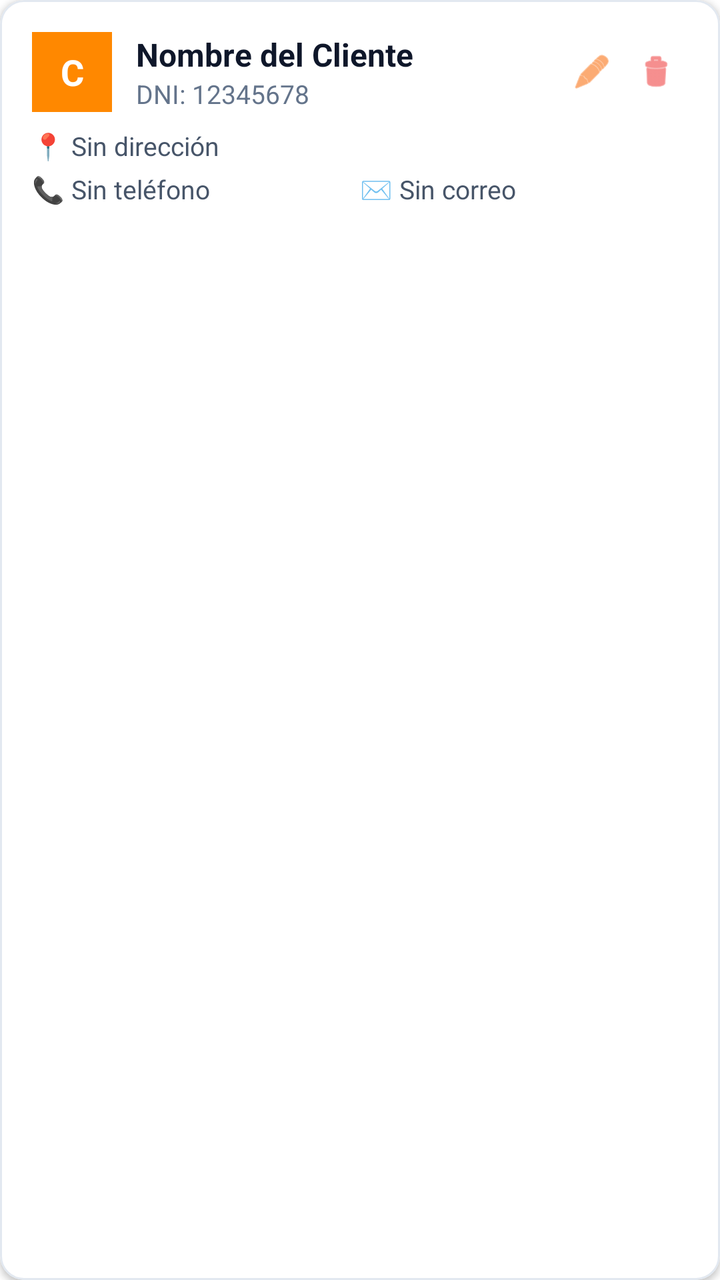
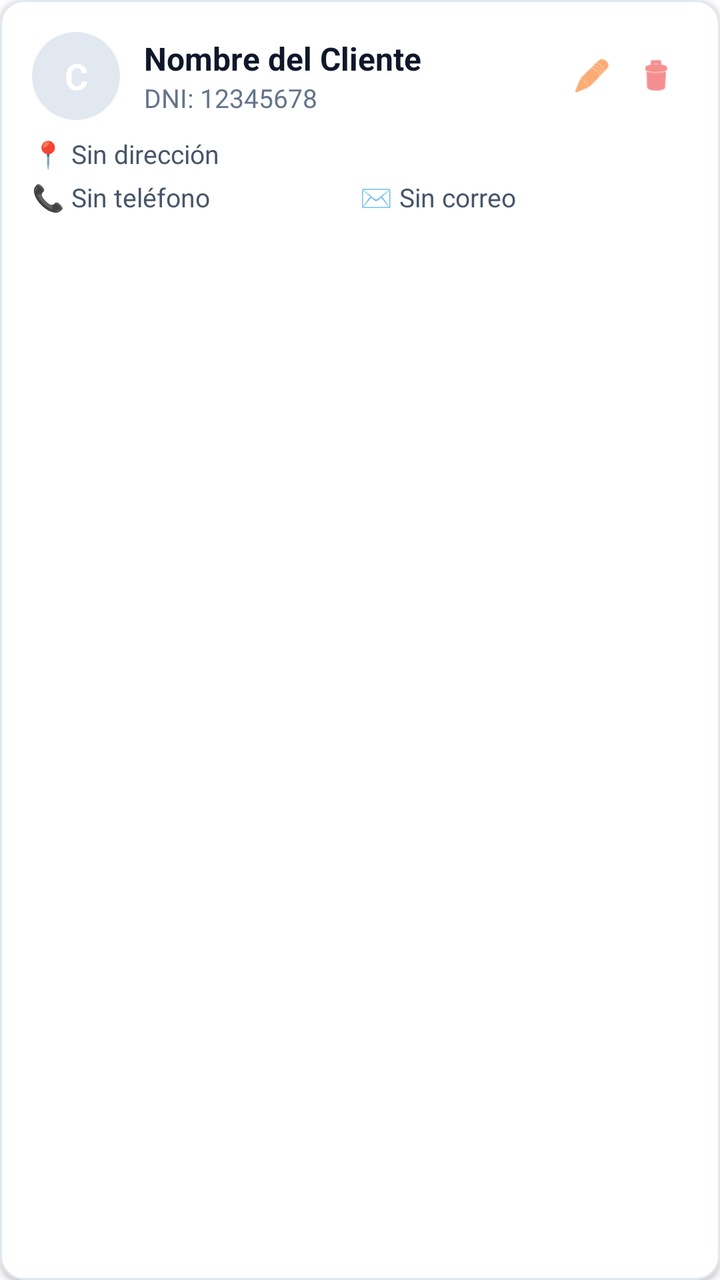

The first picture is an Android layout as it rendered before a commit; the second is the same layout after the commit. The layout source and the unified diff follow.
<!-- AndroidManifest.xml: application theme Theme.MaterialComponents.Light.NoActionBar -->
<!-- res/layout/item_cliente.xml -->
<?xml version="1.0" encoding="utf-8"?>
<com.google.android.material.card.MaterialCardView xmlns:android="http://schemas.android.com/apk/res/android"
    xmlns:app="http://schemas.android.com/apk/res-auto"
    android:layout_width="match_parent"
    android:layout_height="wrap_content"
    android:layout_marginHorizontal="16dp"
    android:layout_marginVertical="6dp"
    app:cardCornerRadius="12dp"
    app:cardElevation="2dp"
    app:strokeColor="#E2E8F0"
    app:strokeWidth="1dp">

    <LinearLayout
        android:layout_width="match_parent"
        android:layout_height="wrap_content"
        android:orientation="vertical"
        android:padding="16dp">

        
        <LinearLayout
            android:layout_width="match_parent"
            android:layout_height="wrap_content"
            android:gravity="center_vertical"
            android:orientation="horizontal">

            <TextView
                android:id="@+id/tvAvatarInicial"
                android:layout_width="40dp"
                android:layout_height="40dp"
                android:background="@android:color/holo_orange_dark"
                android:gravity="center"
                android:text="C"
                android:textColor="@color/white"
                android:textSize="18sp"
                android:textStyle="bold" />

            <LinearLayout
                android:layout_width="0dp"
                android:layout_height="wrap_content"
                android:layout_marginStart="12dp"
                android:layout_weight="1"
                android:orientation="vertical">

                <TextView
                    android:id="@+id/tvNombreCompleto"
                    android:layout_width="wrap_content"
                    android:layout_height="wrap_content"
                    android:text="Nombre del Cliente"
                    android:textColor="#0F172A"
                    android:textSize="16sp"
                    android:textStyle="bold" />

                <TextView
                    android:id="@+id/tvDni"
                    android:layout_width="wrap_content"
                    android:layout_height="wrap_content"
                    android:text="DNI: 12345678"
                    android:textColor="#64748B"
                    android:textSize="13sp" />
            </LinearLayout>

            <ImageView
                android:id="@+id/btnEditar"
                android:layout_width="32dp"
                android:layout_height="32dp"
                android:background="?attr/selectableItemBackgroundBorderless"
                android:padding="6dp"
                android:src="@android:drawable/ic_menu_edit"
                app:tint="#F97316" />

            <ImageView
                android:id="@+id/btnEliminar"
                android:layout_width="32dp"
                android:layout_height="32dp"
                android:background="?attr/selectableItemBackgroundBorderless"
                android:padding="6dp"
                android:src="@android:drawable/ic_menu_delete"
                app:tint="#EF4444" />
        </LinearLayout>

        
        <TextView
            android:id="@+id/tvDireccion"
            android:layout_width="wrap_content"
            android:layout_height="wrap_content"
            android:layout_marginTop="8dp"
            android:text="📍 Sin dirección"
            android:textColor="#475569"
            android:textSize="13sp" />

        <LinearLayout
            android:layout_width="match_parent"
            android:layout_height="wrap_content"
            android:layout_marginTop="4dp"
            android:orientation="horizontal">

            <TextView
                android:id="@+id/tvTelefono"
                android:layout_width="0dp"
                android:layout_height="wrap_content"
                android:layout_weight="1"
                android:text="📞 Sin teléfono"
                android:textColor="#475569"
                android:textSize="13sp" />

            <TextView
                android:id="@+id/tvEmail"
                android:layout_width="0dp"
                android:layout_height="wrap_content"
                android:layout_weight="1"
                android:text="✉️ Sin correo"
                android:textColor="#475569"
                android:textSize="13sp" />
        </LinearLayout>

    </LinearLayout>
</com.google.android.material.card.MaterialCardView>
<!-- resources referenced by this layout -->
<resources>
  <color name="white">#FFFFFFFF</color>
</resources>

<!-- the commit's change to res/layout/item_cliente.xml (unified diff, before → after) -->
@@ -16,23 +16,36 @@
         android:orientation="vertical"
         android:padding="16dp">
 
-        
         <LinearLayout
             android:layout_width="match_parent"
             android:layout_height="wrap_content"
             android:gravity="center_vertical"
             android:orientation="horizontal">
 
-            <TextView
-                android:id="@+id/tvAvatarInicial"
-                android:layout_width="40dp"
-                android:layout_height="40dp"
-                android:background="@android:color/holo_orange_dark"
-                android:gravity="center"
-                android:text="C"
-                android:textColor="@color/white"
-                android:textSize="18sp"
-                android:textStyle="bold" />
+
+            <FrameLayout
+                android:layout_width="44dp"
+                android:layout_height="44dp">
+
+                <com.google.android.material.imageview.ShapeableImageView
+                    android:id="@+id/ivAvatar"
+                    android:layout_width="match_parent"
+                    android:layout_height="match_parent"
+                    android:scaleType="centerCrop"
+                    android:visibility="gone"
+                    app:shapeAppearanceOverlay="@style/ShapeAppearance.Material3.Corner.Full" />
+
+                <TextView
+                    android:id="@+id/tvAvatarInicial"
+                    android:layout_width="match_parent"
+                    android:layout_height="match_parent"
+                    android:background="@drawable/bg_avatar_circulo"
+                    android:gravity="center"
+                    android:text="C"
+                    android:textColor="@color/white"
+                    android:textSize="18sp"
+                    android:textStyle="bold" />
+            </FrameLayout>
 
             <LinearLayout
                 android:layout_width="0dp"
@@ -78,7 +91,6 @@
                 app:tint="#EF4444" />
         </LinearLayout>
 
-        
         <TextView
             android:id="@+id/tvDireccion"
             android:layout_width="wrap_content"
<!-- resource entries referenced after the edit -->
@@ -1,5 +1,10 @@
 <!-- resources referenced by this layout -->
 <resources>
   <color name="white">#FFFFFFFF</color>
+  <!-- drawable bg_avatar_circulo (drawable) -->
+  <?xml version="1.0" encoding="utf-8"?>
+  <shape xmlns:android="http://schemas.android.com/apk/res/android" android:shape="oval">
+      <solid android:color="#E2E8F0"/>
+  </shape>
 </resources>
 
